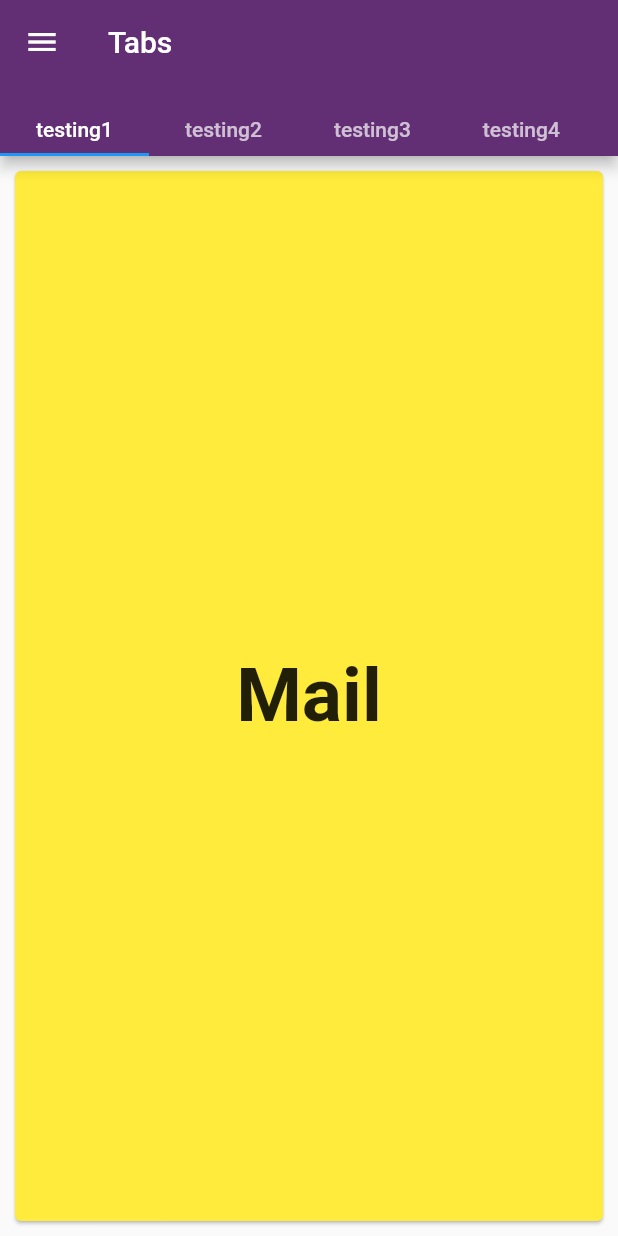
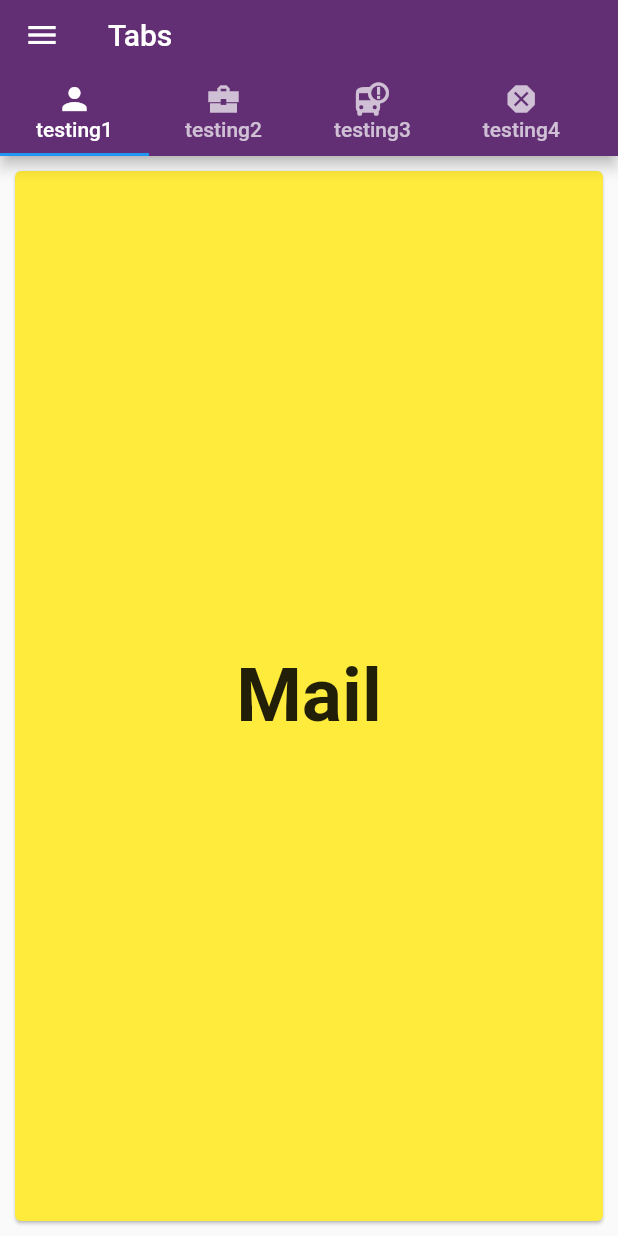
Before and after one commit to idlevandal/flutter_tab_controller, a Flutter app: the screen it shows after launch, on a phone screen of 412 x 824 dp. Run offline on Flutter 3.47's test engine with Material 2 defaults, Android fonts, the phone set to English and light mode, and no system bars.

Commit message:
add icons to tabs

```diff
--- a/lib/main.dart
+++ b/lib/main.dart
@@ -29,12 +29,12 @@ class MyApp extends StatelessWidget {
             bottom: TabBar(
               isScrollable: true,
               tabs: [
-                MyTab('testing1'),
-                MyTab('testing2'),
-                MyTab('testing3'),
-                MyTab('testing4'),
-                MyTab('testing5'),
-                MyTab('testing6'),
+                MyTab('testing1', Icons.person),
+                MyTab('testing2', Icons.business_center_sharp),
+                MyTab('testing3', Icons.bus_alert),
+                MyTab('testing4', Icons.dangerous),
+                MyTab('testing5', Icons.thumb_up),
+                MyTab('testing6', Icons.place_outlined),
               ],
             ),
           ),
@@ -79,14 +79,20 @@ class MyCard extends StatelessWidget {
 
 class MyTab extends StatelessWidget {
   final String txt;
+  final IconData icon;
 
-  MyTab(this.txt);
+  MyTab(this.txt, this.icon);
 
   @override
   Widget build(BuildContext context) {
     return Padding(
       padding: const EdgeInsets.all(8.0),
-      child: Text('$txt'),
+      child: Column(
+        children: [
+          Icon(icon),
+          Text('$txt'),
+        ],
+      ),
     );
   }
 }
```
